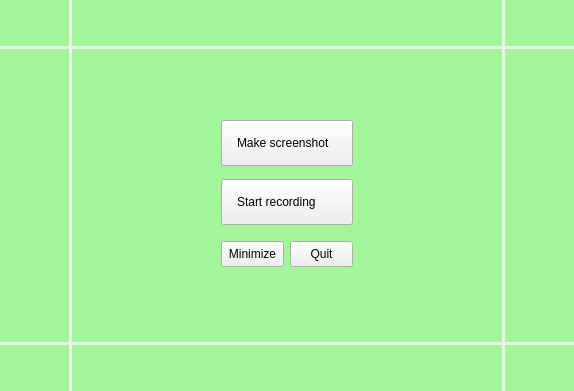
The window that ui/main.ui (warvariuc/viewshow) describes before a commit, drawn with Qt 5.
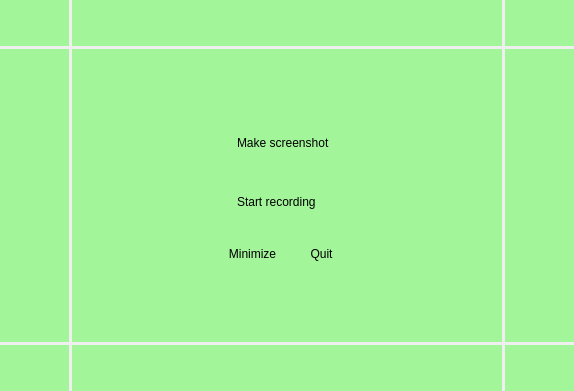
The same window after the commit. Icons and pictures are not drawn.

The edit to the form file:
```diff
--- a/ui/main.ui
+++ b/ui/main.ui
@@ -272,6 +272,9 @@
           <height>32</height>
          </size>
         </property>
+        <property name="flat">
+         <bool>true</bool>
+        </property>
        </widget>
       </item>
       <item row="2" column="0" rowspan="2">
@@ -314,6 +317,9 @@
           <height>32</height>
          </size>
         </property>
+        <property name="flat">
+         <bool>true</bool>
+        </property>
        </widget>
       </item>
       <item row="2" column="3" rowspan="2">
@@ -351,6 +357,9 @@
           <height>24</height>
          </size>
         </property>
+        <property name="flat">
+         <bool>true</bool>
+        </property>
        </widget>
       </item>
       <item row="3" column="2">
@@ -379,6 +388,9 @@
           <height>24</height>
          </size>
         </property>
+        <property name="flat">
+         <bool>true</bool>
+        </property>
        </widget>
       </item>
       <item row="4" column="1" colspan="2">
```
